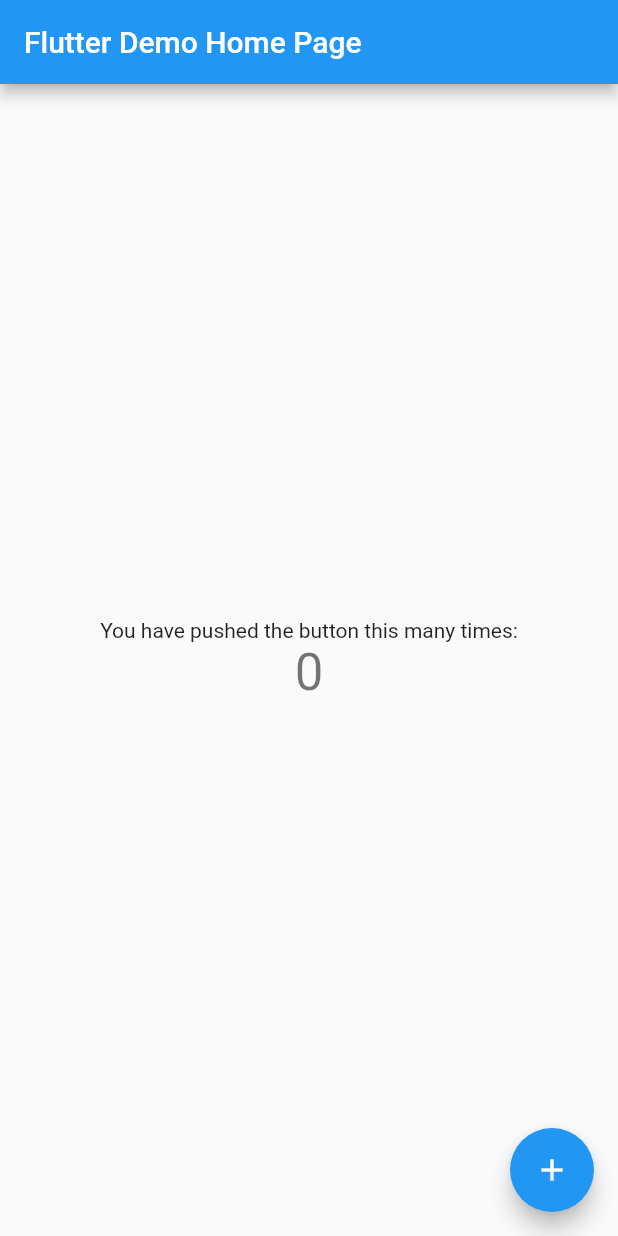
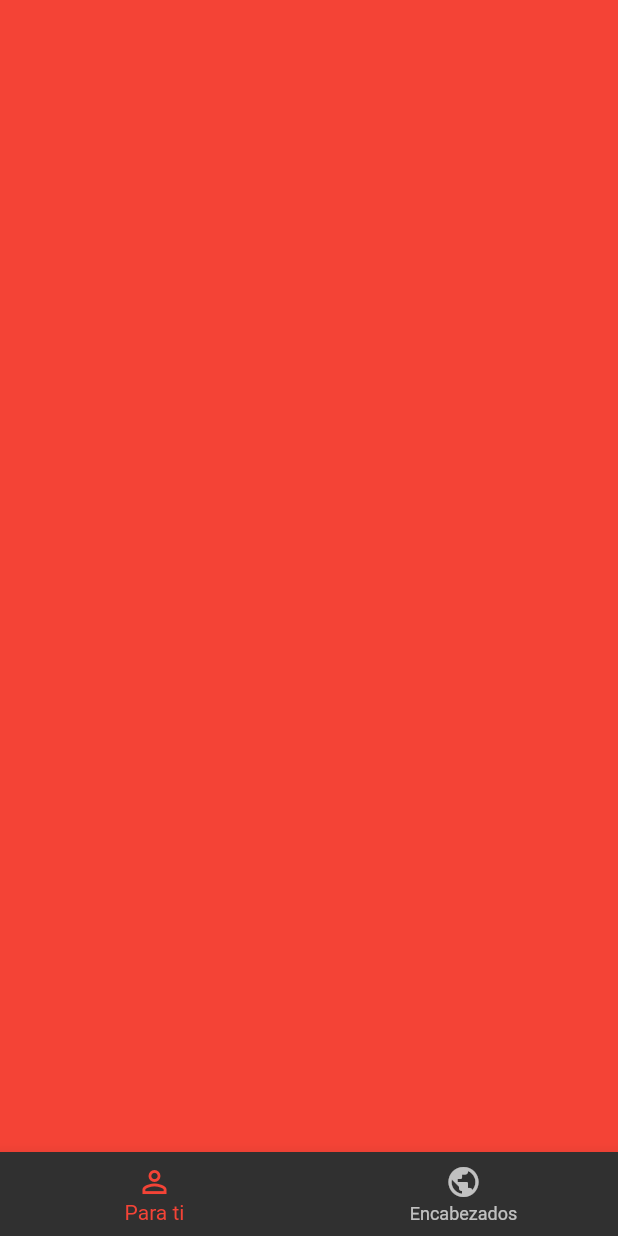
Before and after one commit to martinGM05/News-App, a Flutter app: the screen it shows after launch, on a phone screen of 412 x 824 dp. Run offline on Flutter 3.47's test engine with Material 2 defaults, Android fonts, the phone set to English and light mode, and no system bars.

Commit message:
Dark Theme

```diff
--- a/lib/main.dart
+++ b/lib/main.dart
@@ -1,113 +1,17 @@
 import 'package:flutter/material.dart';
+import 'package:news/src/pages/tabs_page.dart';
+import 'package:news/src/theme/tema.dart';
 
-void main() {
-  runApp(MyApp());
-}
+void main() => runApp(MyApp());
 
 class MyApp extends StatelessWidget {
-  // This widget is the root of your application.
   @override
   Widget build(BuildContext context) {
     return MaterialApp(
-      title: 'Flutter Demo',
-      theme: ThemeData(
-        // This is the theme of your application.
-        //
-        // Try running your application with "flutter run". You'll see the
-        // application has a blue toolbar. Then, without quitting the app, try
-        // changing the primarySwatch below to Colors.green and then invoke
-        // "hot reload" (press "r" in the console where you ran "flutter run",
-        // or simply save your changes to "hot reload" in a Flutter IDE).
-        // Notice that the counter didn't reset back to zero; the application
-        // is not restarted.
-        primarySwatch: Colors.blue,
-      ),
-      home: MyHomePage(title: 'Flutter Demo Home Page'),
+      debugShowCheckedModeBanner: false,
+      title: 'Material App',
+      theme: miTema,
+      home: TabsPage()
     );
   }
 }
-
-class MyHomePage extends StatefulWidget {
-  MyHomePage({Key? key, required this.title}) : super(key: key);
-
-  // This widget is the home page of your application. It is stateful, meaning
-  // that it has a State object (defined below) that contains fields that affect
-  // how it looks.
-
-  // This class is the configuration for the state. It holds the values (in this
-  // case the title) provided by the parent (in this case the App widget) and
-  // used by the build method of the State. Fields in a Widget subclass are
-  // always marked "final".
-
-  final String title;
-
-  @override
-  _MyHomePageState createState() => _MyHomePageState();
-}
-
-class _MyHomePageState extends State<MyHomePage> {
-  int _counter = 0;
-
-  void _incrementCounter() {
-    setState(() {
-      // This call to setState tells the Flutter framework that something has
-      // changed in this State, which causes it to rerun the build method below
-      // so that the display can reflect the updated values. If we changed
-      // _counter without calling setState(), then the build method would not be
-      // called again, and so nothing would appear to happen.
-      _counter++;
-    });
-  }
-
-  @override
-  Widget build(BuildContext context) {
-    // This method is rerun every time setState is called, for instance as done
-    // by the _incrementCounter method above.
-    //
-    // The Flutter framework has been optimized to make rerunning build methods
-    // fast, so that you can just rebuild anything that needs updating rather
-    // than having to individually change instances of widgets.
-    return Scaffold(
-      appBar: AppBar(
-        // Here we take the value from the MyHomePage object that was created by
-        // the App.build method, and use it to set our appbar title.
-        title: Text(widget.title),
-      ),
-      body: Center(
-        // Center is a layout widget. It takes a single child and positions it
-        // in the middle of the parent.
-        child: Column(
-          // Column is also a layout widget. It takes a list of children and
-          // arranges them vertically. By default, it sizes itself to fit its
-          // children horizontally, and tries to be as tall as its parent.
-          //
-          // Invoke "debug painting" (press "p" in the console, choose the
-          // "Toggle Debug Paint" action from the Flutter Inspector in Android
-          // Studio, or the "Toggle Debug Paint" command in Visual Studio Code)
-          // to see the wireframe for each widget.
-          //
-          // Column has various properties to control how it sizes itself and
-          // how it positions its children. Here we use mainAxisAlignment to
-          // center the children vertically; the main axis here is the vertical
-          // axis because Columns are vertical (the cross axis would be
-          // horizontal).
-          mainAxisAlignment: MainAxisAlignment.center,
-          children: <Widget>[
-            Text(
-              'You have pushed the button this many times:',
-            ),
-            Text(
-              '$_counter',
-              style: Theme.of(context).textTheme.headline4,
-            ),
-          ],
-        ),
-      ),
-      floatingActionButton: FloatingActionButton(
-        onPressed: _incrementCounter,
-        tooltip: 'Increment',
-        child: Icon(Icons.add),
-      ), // This trailing comma makes auto-formatting nicer for build methods.
-    );
-  }
-}
--- /dev/null
+++ b/lib/src/pages/tabs_page.dart
@@ -0,0 +1,45 @@
+import 'package:flutter/material.dart';
+
+
+class TabsPage extends StatelessWidget {
+
+  @override
+  Widget build(BuildContext context) {
+    return Scaffold(
+      body: _Paginas(),
+      bottomNavigationBar: _Navegacion(),
+   );
+  }
+}
+
+class _Navegacion extends StatelessWidget {
+  @override
+  Widget build(BuildContext context) {
+    return BottomNavigationBar(
+      currentIndex: 0,
+      items: [
+        BottomNavigationBarItem(icon: Icon(Icons.person_outline), label: 'Para ti'),
+        BottomNavigationBarItem(icon: Icon(Icons.public), label: 'Encabezados'),
+      ],
+    );
+  }
+}
+
+class _Paginas extends StatelessWidget {
+
+  @override
+  Widget build(BuildContext context) {
+    return PageView(
+      physics: BouncingScrollPhysics(),
+      children: <Widget>[
+        Container(
+          color: Colors.red,
+        ),
+
+        Container(
+          color: Colors.green,
+        )
+      ],
+    );
+  }
+}
--- /dev/null
+++ b/lib/src/theme/tema.dart
@@ -0,0 +1,5 @@
+import 'package:flutter/material.dart';
+
+final miTema = ThemeData.dark().copyWith(
+  accentColor: Colors.red
+);
```
Also changed, not shown: lib/src/pages/tab1_page.dart (added), lib/src/pages/tab2_page.dart (added).
